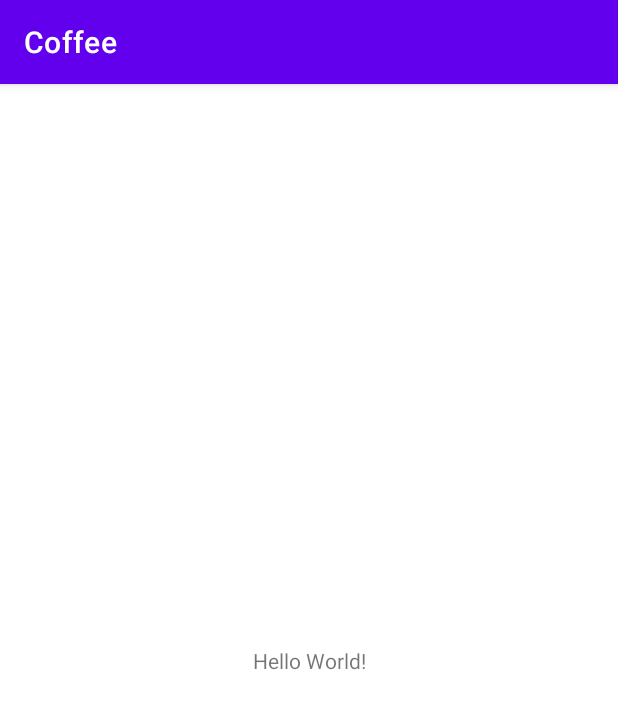
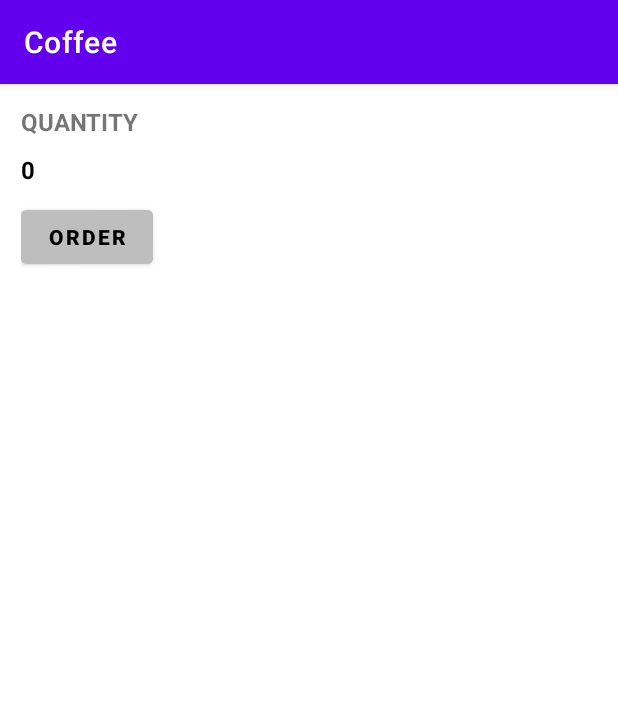
Before and after one commit to MFALLAM/CoffeeApp, an Android app: the screen it shows after launch (MainActivity), on a phone screen of 412 x 824 dp. Shown: the top 709 px of the screen. Run offline under Robolectric (Android 15) with nearby library versions, the phone set to English and light mode, and no system bars.

Commit message:
Built Layout - Linear layout added

```diff
--- a/app/src/main/res/layout/activity_main.xml
+++ b/app/src/main/res/layout/activity_main.xml
@@ -1,18 +1,39 @@
 <?xml version="1.0" encoding="utf-8"?>
-<androidx.constraintlayout.widget.ConstraintLayout xmlns:android="http://schemas.android.com/apk/res/android"
-    xmlns:app="http://schemas.android.com/apk/res-auto"
+<LinearLayout xmlns:android="http://schemas.android.com/apk/res/android"
     xmlns:tools="http://schemas.android.com/tools"
     android:layout_width="match_parent"
     android:layout_height="match_parent"
+    android:layout_margin="14dp"
+    android:orientation="vertical"
     tools:context=".MainActivity">
 
     <TextView
+        android:id="@+id/text_qty"
+        android:layout_width="match_parent"
+        android:layout_height="wrap_content"
+        android:layout_marginBottom="10dp"
+        android:text="QUANTITY"
+        android:textSize="16dp"
+        android:textStyle="bold" />
+
+    <TextView
+        android:id="@+id/text_total"
         android:layout_width="wrap_content"
         android:layout_height="wrap_content"
-        android:text="Hello World!"
-        app:layout_constraintBottom_toBottomOf="parent"
-        app:layout_constraintEnd_toEndOf="parent"
-        app:layout_constraintStart_toStartOf="parent"
-        app:layout_constraintTop_toTopOf="parent" />
+        android:layout_alignTop="@id/text_qty"
+        android:layout_marginBottom="10dp"
+        android:text="0"
+        android:textColor="@color/black"
+        android:textSize="16dp"
+        android:textStyle="bold" />
 
-</androidx.constraintlayout.widget.ConstraintLayout>
+    <Button
+        android:id="@+id/btn_order"
+        android:layout_width="wrap_content"
+        android:layout_height="wrap_content"
+        android:layout_marginBottom="10dp"
+        android:backgroundTint="#BEBEBE"
+        android:textColor="@color/black"
+        android:textStyle="bold"
+        android:text="Order" />
+</LinearLayout>
```
